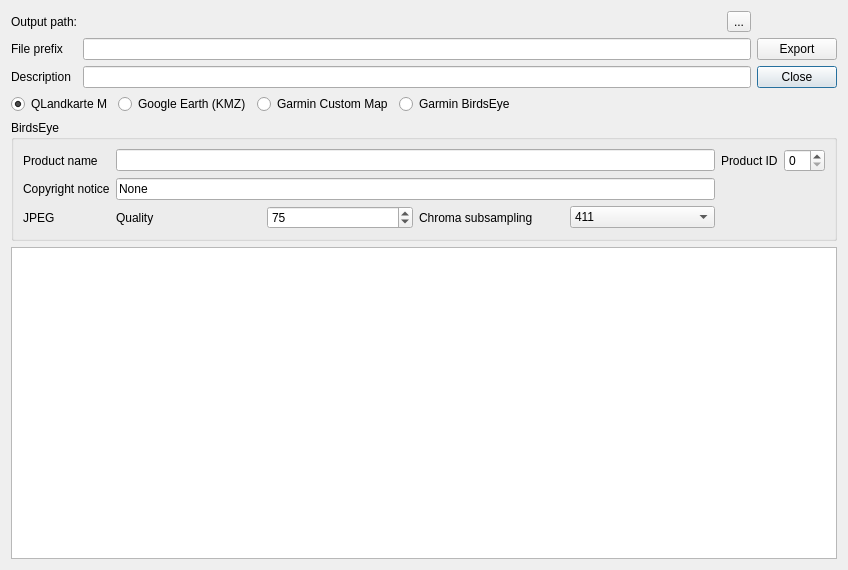
ntruchsess/QLandkarteGT, file src/IMapQMAPExport.ui: the form before one commit.
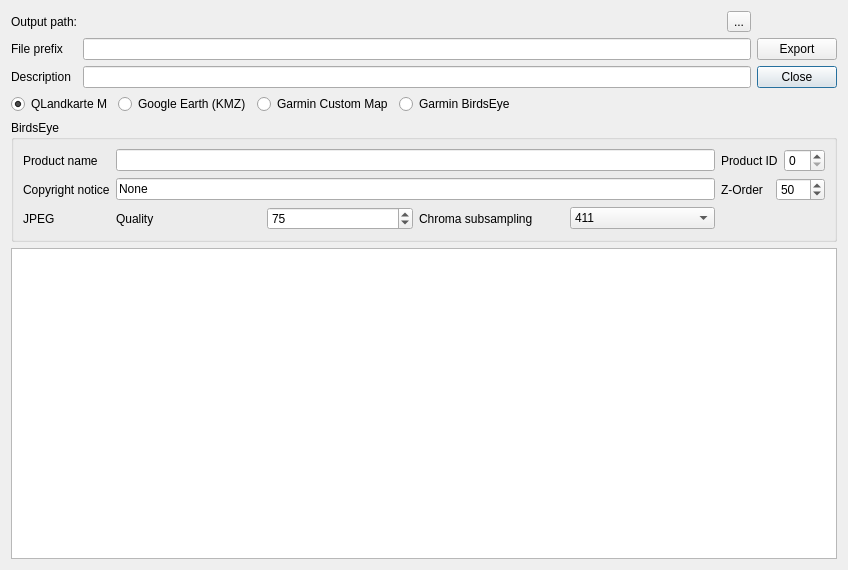
The form after the commit.

Commit message: add z order

Patch:
```diff
--- a/src/IMapQMAPExport.ui
+++ b/src/IMapQMAPExport.ui
@@ -232,6 +232,33 @@
           </property>
          </widget>
         </item>
+        <item row="1" column="2">
+         <layout class="QHBoxLayout" name="horizontalLayout_4">
+          <item>
+           <widget class="QLabel" name="label_10">
+            <property name="text">
+             <string>Z-Order</string>
+            </property>
+           </widget>
+          </item>
+          <item>
+           <widget class="QSpinBox" name="spinZOrder">
+            <property name="minimum">
+             <number>10</number>
+            </property>
+            <property name="maximum">
+             <number>100</number>
+            </property>
+            <property name="singleStep">
+             <number>10</number>
+            </property>
+            <property name="value">
+             <number>50</number>
+            </property>
+           </widget>
+          </item>
+         </layout>
+        </item>
        </layout>
       </item>
      </layout>
```
The commit also changes 2 other files.
